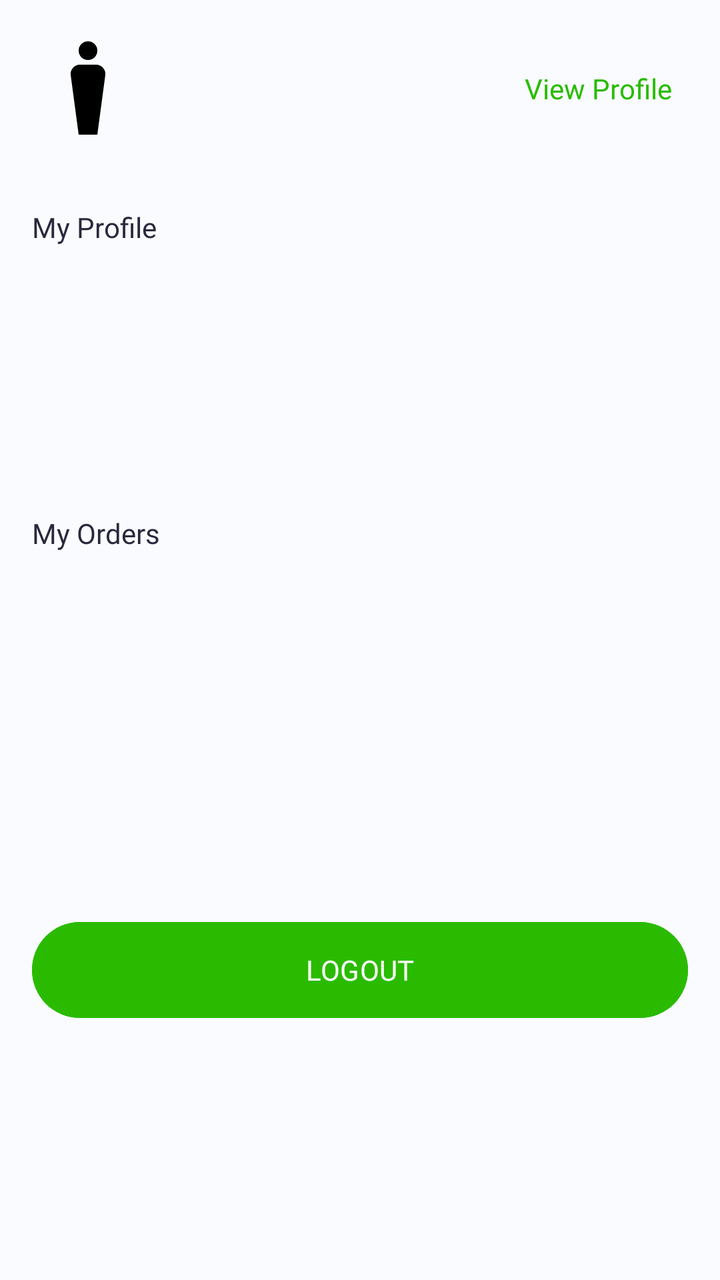
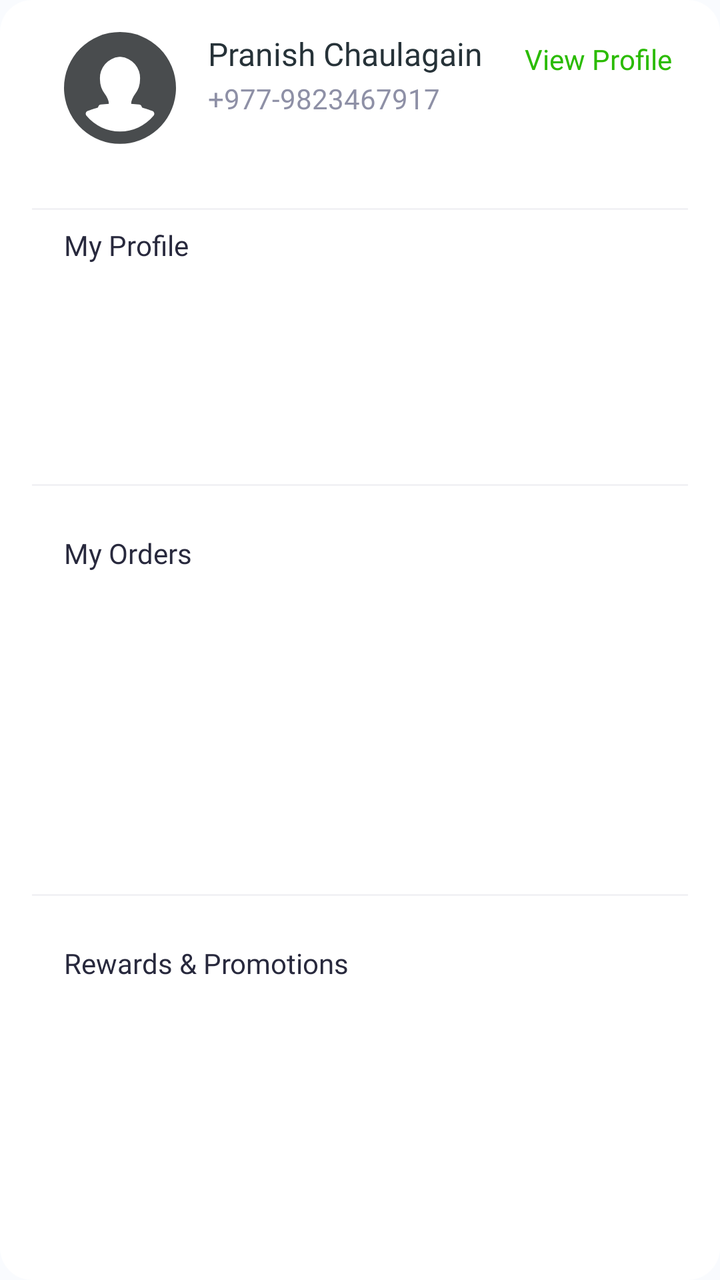

Compare the two renders of this Android layout. The source of the first and the diff that turns it into the second are given below.
<!-- AndroidManifest.xml: application theme Theme.XMLApp -->
<!-- res/layout/item_more_profile.xml -->
<?xml version="1.0" encoding="utf-8"?>
<androidx.constraintlayout.widget.ConstraintLayout xmlns:android="http://schemas.android.com/apk/res/android"
    xmlns:app="http://schemas.android.com/apk/res-auto"
    android:layout_width="match_parent"
    android:layout_height="match_parent"
    android:paddingTop="16dp">

    <FrameLayout
        android:id="@+id/profile_picture_container"
        android:layout_width="56dp"
        android:layout_height="56dp"
        android:layout_marginStart="16dp"
        app:layout_constraintStart_toStartOf="parent"
        app:layout_constraintTop_toTopOf="parent">

        <ImageView
            android:id="@+id/iv_user_image"
            android:layout_width="match_parent"
            android:layout_height="match_parent"
            android:scaleType="centerCrop"
            android:src="@drawable/ic_user" />

    </FrameLayout>

    <LinearLayout
        android:id="@+id/user_details_container"
        android:layout_width="0dp"
        android:layout_height="wrap_content"
        android:layout_marginStart="12dp"
        android:layout_marginEnd="8dp"
        android:orientation="vertical"
        app:layout_constraintBottom_toBottomOf="@id/profile_picture_container"
        app:layout_constraintEnd_toStartOf="@id/tv_view_profile"
        app:layout_constraintStart_toEndOf="@id/profile_picture_container"
        app:layout_constraintTop_toTopOf="@id/profile_picture_container">

        <TextView
            android:id="@+id/tv_username"
            android:layout_width="wrap_content"
            android:layout_height="wrap_content"
            android:fontFamily="@font/source_sans_semibold"
            android:textColor="@color/textDark"
            android:textSize="16sp" />

        <TextView
            android:id="@+id/tv_phone"
            android:layout_width="wrap_content"
            android:layout_height="wrap_content"
            android:layout_marginTop="2dp"
            android:fontFamily="@font/source_sans_regular"
            android:textColor="@color/textDark200"
            android:textSize="14sp" />

    </LinearLayout>

    <TextView
        android:id="@+id/tv_view_profile"
        android:layout_width="wrap_content"
        android:layout_height="wrap_content"
        android:layout_marginEnd="16dp"
        android:clickable="true"
        android:focusable="true"
        android:fontFamily="@font/source_sans_semibold"
        android:paddingHorizontal="8dp"
        android:paddingVertical="8dp"
        android:text="View Profile"
        android:textColor="@color/primaryGreen"
        android:textSize="14sp"
        app:layout_constraintBottom_toBottomOf="@id/profile_picture_container"
        app:layout_constraintEnd_toEndOf="parent"
        app:layout_constraintTop_toTopOf="@id/profile_picture_container" />

    <TextView
        android:id="@+id/tv_my_profile"
        android:layout_width="0dp"
        android:layout_height="wrap_content"
        android:layout_marginTop="24dp"
        android:fontFamily="@font/source_sans_semibold"
        android:paddingHorizontal="16dp"
        android:paddingVertical="8dp"
        android:text="My Profile"
        android:textColor="@color/textDark400"
        android:textSize="14sp"
        app:layout_constraintEnd_toEndOf="parent"
        app:layout_constraintStart_toStartOf="parent"
        app:layout_constraintTop_toBottomOf="@id/profile_picture_container" />

    <include
        android:id="@+id/my_products"
        layout="@layout/item_setting_row"
        android:layout_width="0dp"
        android:layout_height="wrap_content"
        app:layout_constraintEnd_toEndOf="parent"
        app:layout_constraintStart_toStartOf="parent"
        app:layout_constraintTop_toBottomOf="@id/tv_my_profile" />

    <include
        android:id="@+id/shipping_address"
        layout="@layout/item_setting_row"
        android:layout_width="0dp"
        android:layout_height="wrap_content"
        app:layout_constraintEnd_toEndOf="parent"
        app:layout_constraintStart_toStartOf="parent"
        app:layout_constraintTop_toBottomOf="@id/my_products" />

    <TextView
        android:id="@+id/tvMyOrder"
        android:layout_width="0dp"
        android:layout_height="wrap_content"
        android:layout_marginTop="16dp"
        android:fontFamily="@font/source_sans_semibold"
        android:paddingHorizontal="16dp"
        android:paddingVertical="8dp"
        android:text="My Orders"
        android:textColor="@color/textDark400"
        android:textSize="14sp"
        app:layout_constraintEnd_toEndOf="parent"
        app:layout_constraintStart_toStartOf="parent"
        app:layout_constraintTop_toBottomOf="@id/shipping_address" />

    <include
        android:id="@+id/myOrder"
        layout="@layout/item_setting_row"
        android:layout_width="0dp"
        android:layout_height="wrap_content"
        app:layout_constraintEnd_toEndOf="parent"
        app:layout_constraintStart_toStartOf="parent"
        app:layout_constraintTop_toBottomOf="@id/tvMyOrder" />

    <include
        android:id="@+id/myReturn"
        layout="@layout/item_setting_row"
        android:layout_width="0dp"
        android:layout_height="wrap_content"
        app:layout_constraintEnd_toEndOf="parent"
        app:layout_constraintStart_toStartOf="parent"
        app:layout_constraintTop_toBottomOf="@id/myOrder" />

    <include
        android:id="@+id/myCancellation"
        layout="@layout/item_setting_row"
        android:layout_width="0dp"
        android:layout_height="wrap_content"
        app:layout_constraintEnd_toEndOf="parent"
        app:layout_constraintStart_toStartOf="parent"
        app:layout_constraintTop_toBottomOf="@id/myReturn" />

    <com.google.android.material.button.MaterialButton
        android:id="@+id/btnLogout"
        android:layout_width="match_parent"
        android:layout_height="wrap_content"
        android:layout_marginHorizontal="16dp"
        android:backgroundTint="@color/primaryGreen"
        android:text="LOGOUT"
        android:fontFamily="@font/source_sans_semibold"
        android:textColor="@color/surface"

        android:layout_marginVertical="24dp"
        android:insetBottom="0dp"
        android:insetTop="0dp"
        android:insetLeft="0dp"
        android:insetRight="0dp"

        app:layout_constraintTop_toBottomOf="@id/myCancellation"
        app:layout_constraintStart_toStartOf="parent"
        app:layout_constraintEnd_toEndOf="parent" />

</androidx.constraintlayout.widget.ConstraintLayout>
<!-- res/layout/item_setting_row.xml (included above) -->
<?xml version="1.0" encoding="utf-8"?>
<androidx.constraintlayout.widget.ConstraintLayout xmlns:android="http://schemas.android.com/apk/res/android"
    android:layout_width="match_parent"
    android:layout_height="48dp"
    android:paddingVertical="16dp"
    xmlns:app="http://schemas.android.com/apk/res-auto">

    <ImageView
        android:id="@+id/ivIcon"
        android:layout_width="wrap_content"
        android:layout_height="wrap_content"
        app:layout_constraintStart_toStartOf="parent"
        app:layout_constraintTop_toTopOf="parent"
        app:layout_constraintBottom_toBottomOf="parent"
        android:layout_marginHorizontal="16dp" />

    <TextView
        android:id="@+id/tvName"
        android:layout_width="wrap_content"
        android:layout_height="wrap_content"
        android:paddingHorizontal="24dp"
        app:layout_constraintStart_toEndOf="@id/ivIcon"
        app:layout_constraintTop_toTopOf="parent"
        app:layout_constraintBottom_toBottomOf="parent"
        android:fontFamily="@font/source_sans_regular"
        android:textSize="14sp"
        android:textColor="@color/textDark400" />

    <TextView
        android:layout_width="16dp"
        android:layout_height="16dp"
        android:visibility="gone"
        android:backgroundTint="@color/primaryGreen"
        app:layout_constraintEnd_toEndOf="parent"
        app:layout_constraintTop_toTopOf="parent"
        app:layout_constraintBottom_toBottomOf="parent"
        android:layout_marginHorizontal="4dp"
        android:background="@drawable/bg_button_primary_8"
        android:textSize="8sp"
        android:textColor="@color/surface"
        android:fontFamily="@font/source_sans_regular" />

</androidx.constraintlayout.widget.ConstraintLayout>
<!-- resources referenced by this layout -->
<resources>
  <color name="primaryGreen">#2ABB00</color>
  <color name="surface">#FFFFFF</color>
  <color name="textDark">#263238</color>
  <color name="textDark200">#8E90A6</color>
  <color name="textDark400">#28293D</color>
  <!-- drawable bg_button_primary_8 (drawable) -->
  <?xml version="1.0" encoding="utf-8"?>
  <shape xmlns:android="http://schemas.android.com/apk/res/android">
      <corners android:radius="8dp"/>
      <solid android:color="@color/primaryGreen"/>
  </shape>
  <!-- drawable ic_user (drawable) -->
  <vector xmlns:android="http://schemas.android.com/apk/res/android" android:height="24dp" android:tint="#000000" android:viewportHeight="960" android:viewportWidth="960" android:width="24dp">
        
      <path android:fillColor="@android:color/white" android:pathData="M400,880L332,371Q327,335 351,307.5Q375,280 411,280L549,280Q585,280 609,307.5Q633,335 628,371L560,880L400,880ZM480,240Q447,240 423.5,216.5Q400,193 400,160Q400,127 423.5,103.5Q447,80 480,80Q513,80 536.5,103.5Q560,127 560,160Q560,193 536.5,216.5Q513,240 480,240Z"/>
      
  </vector>
  <style name="Theme.XMLApp" parent="Base.Theme.XMLApp" />
  <style name="Base.Theme.XMLApp" parent="Theme.Material3.Light.NoActionBar">
  
          <item name="colorPrimary">@color/primaryGreen</item>
          <item name="colorSecondary">@color/secondaryGreen</item>
  
          <item name="colorSurface">@color/surface</item>
          <item name="colorOnSurface">@color/textDark</item>
  
          <item name="android:windowBackground">@color/offWhiteBackground</item>
  
          
          <item name="android:statusBarColor">@color/offWhiteBackground</item>
  
          
          <item name="android:windowLightStatusBar">true</item>
  
          
          <item name="android:navigationBarColor">@color/offWhiteBackground</item>
  
          <item name="android:windowLightNavigationBar">true</item>
  
          <item name="materialAlertDialogTheme">
              @style/ThemeOverlay.XMLApp.MaterialAlertDialog
          </item>
  
      </style>
  <color name="secondaryGreen">#C6F09E</color>
  <color name="offWhiteBackground">#F9FBFE</color>
  <color name="lightGrey">#555770</color>
  <style name="MaterialAlertDialog.XMLApp" parent="MaterialAlertDialog.Material3">
  
          <item name="shapeAppearance">
              @style/ShapeAppearance.XMLApp.Dialog
          </item>
      </style>
  <style name="MaterialAlertDialog.XMLApp.Title" parent="MaterialAlertDialog.Material3.Title.Text">
  
          <item name="android:textColor">@color/primaryGreenDark</item>
      </style>
  <style name="Widget.XMLApp.DialogButton" parent="Widget.Material3.Button.TextButton.Dialog">
  
          <item name="android:textColor">@color/primaryGreenDark</item>
      </style>
  <style name="ShapeAppearance.XMLApp.Dialog" parent="ShapeAppearance.Material3.MediumComponent">
  
          <item name="cornerFamily">rounded</item>
          <item name="cornerSize">16dp</item>
      </style>
  <color name="primaryGreenDark">#1FAC00</color>
  <!-- unchanged entries left out for length: 1 -->
</resources>

<!-- the commit's change to res/layout/item_more_profile.xml (unified diff, before → after) -->
@@ -1,171 +1,218 @@
 <?xml version="1.0" encoding="utf-8"?>
-<androidx.constraintlayout.widget.ConstraintLayout xmlns:android="http://schemas.android.com/apk/res/android"
+<LinearLayout xmlns:android="http://schemas.android.com/apk/res/android"
     xmlns:app="http://schemas.android.com/apk/res-auto"
     android:layout_width="match_parent"
-    android:layout_height="match_parent"
-    android:paddingTop="16dp">
-
-    <FrameLayout
-        android:id="@+id/profile_picture_container"
-        android:layout_width="56dp"
-        android:layout_height="56dp"
-        android:layout_marginStart="16dp"
-        app:layout_constraintStart_toStartOf="parent"
-        app:layout_constraintTop_toTopOf="parent">
-
-        <ImageView
-            android:id="@+id/iv_user_image"
-            android:layout_width="match_parent"
-            android:layout_height="match_parent"
-            android:scaleType="centerCrop"
-            android:src="@drawable/ic_user" />
-
-    </FrameLayout>
+    android:layout_height="wrap_content"
+    android:background="@drawable/bg_surface_16"
+    android:orientation="vertical"
+    android:paddingHorizontal="16dp"
+    android:paddingVertical="16dp">
+
+    <androidx.constraintlayout.widget.ConstraintLayout
+        android:layout_width="match_parent"
+        android:layout_height="wrap_content">
+
+        <FrameLayout
+            android:id="@+id/profile_picture_container"
+            android:layout_width="56dp"
+            android:layout_height="56dp"
+            android:layout_marginStart="16dp"
+            app:layout_constraintStart_toStartOf="parent"
+            app:layout_constraintTop_toTopOf="parent">
+
+            <ImageView
+                android:id="@+id/iv_user_image"
+                android:layout_width="match_parent"
+                android:layout_height="match_parent"
+                android:scaleType="centerCrop"
+                android:src="@drawable/profile_default" />
+
+        </FrameLayout>
+
+        <LinearLayout
+            android:id="@+id/user_details_container"
+            android:layout_width="0dp"
+            android:layout_height="wrap_content"
+            android:layout_marginStart="16dp"
+            android:layout_marginEnd="8dp"
+            android:orientation="vertical"
+            app:layout_constraintEnd_toStartOf="@id/tv_view_profile"
+            app:layout_constraintStart_toEndOf="@id/profile_picture_container"
+            app:layout_constraintTop_toTopOf="@id/profile_picture_container">
+
+            <TextView
+                android:id="@+id/tv_username"
+                android:layout_width="match_parent"
+                android:layout_height="wrap_content"
+                android:ellipsize="end"
+                android:fontFamily="@font/source_sans_semibold"
+                android:includeFontPadding="true"
+                android:text="Pranish Chaulagain"
+                android:textColor="@color/textDark"
+                android:textSize="16sp" />
+
+            <TextView
+                android:id="@+id/tv_phone"
+                android:layout_width="wrap_content"
+                android:layout_height="wrap_content"
+                android:layout_marginTop="2dp"
+                android:fontFamily="@font/source_sans_regular"
+                android:text="+977-9823467917"
+                android:textColor="@color/textDark200"
+                android:textSize="14sp" />
+
+        </LinearLayout>
+
+        <TextView
+            android:id="@+id/tv_view_profile"
+            android:layout_width="wrap_content"
+            android:layout_height="wrap_content"
+            android:clickable="true"
+            android:focusable="true"
+            android:fontFamily="@font/source_sans_semibold"
+            android:paddingHorizontal="8dp"
+            android:paddingVertical="4dp"
+            android:text="View Profile"
+            android:textColor="@color/primaryGreen"
+            android:textSize="14sp"
+            app:layout_constraintEnd_toEndOf="parent"
+            app:layout_constraintTop_toTopOf="parent" />
+
+    </androidx.constraintlayout.widget.ConstraintLayout>
 
     <LinearLayout
-        android:id="@+id/user_details_container"
-        android:layout_width="0dp"
-        android:layout_height="wrap_content"
-        android:layout_marginStart="12dp"
-        android:layout_marginEnd="8dp"
-        android:orientation="vertical"
-        app:layout_constraintBottom_toBottomOf="@id/profile_picture_container"
-        app:layout_constraintEnd_toStartOf="@id/tv_view_profile"
-        app:layout_constraintStart_toEndOf="@id/profile_picture_container"
-        app:layout_constraintTop_toTopOf="@id/profile_picture_container">
-
-        <TextView
-            android:id="@+id/tv_username"
-            android:layout_width="wrap_content"
-            android:layout_height="wrap_content"
-            android:fontFamily="@font/source_sans_semibold"
-            android:textColor="@color/textDark"
-            android:textSize="16sp" />
-
-        <TextView
-            android:id="@+id/tv_phone"
-            android:layout_width="wrap_content"
-            android:layout_height="wrap_content"
-            android:layout_marginTop="2dp"
-            android:fontFamily="@font/source_sans_regular"
-            android:textColor="@color/textDark200"
-            android:textSize="14sp" />
-
-    </LinearLayout>
-
-    <TextView
-        android:id="@+id/tv_view_profile"
-        android:layout_width="wrap_content"
-        android:layout_height="wrap_content"
-        android:layout_marginEnd="16dp"
-        android:clickable="true"
-        android:focusable="true"
-        android:fontFamily="@font/source_sans_semibold"
-        android:paddingHorizontal="8dp"
-        android:paddingVertical="8dp"
-        android:text="View Profile"
-        android:textColor="@color/primaryGreen"
-        android:textSize="14sp"
-        app:layout_constraintBottom_toBottomOf="@id/profile_picture_container"
-        app:layout_constraintEnd_toEndOf="parent"
-        app:layout_constraintTop_toTopOf="@id/profile_picture_container" />
-
-    <TextView
-        android:id="@+id/tv_my_profile"
-        android:layout_width="0dp"
+        android:layout_width="match_parent"
         android:layout_height="wrap_content"
         android:layout_marginTop="24dp"
-        android:fontFamily="@font/source_sans_semibold"
-        android:paddingHorizontal="16dp"
-        android:paddingVertical="8dp"
-        android:text="My Profile"
-        android:textColor="@color/textDark400"
-        android:textSize="14sp"
-        app:layout_constraintEnd_toEndOf="parent"
-        app:layout_constraintStart_toStartOf="parent"
-        app:layout_constraintTop_toBottomOf="@id/profile_picture_container" />
-
-    <include
-        android:id="@+id/my_products"
-        layout="@layout/item_setting_row"
-        android:layout_width="0dp"
-        android:layout_height="wrap_content"
-        app:layout_constraintEnd_toEndOf="parent"
-        app:layout_constraintStart_toStartOf="parent"
-        app:layout_constraintTop_toBottomOf="@id/tv_my_profile" />
-
-    <include
-        android:id="@+id/shipping_address"
-        layout="@layout/item_setting_row"
-        android:layout_width="0dp"
-        android:layout_height="wrap_content"
-        app:layout_constraintEnd_toEndOf="parent"
-        app:layout_constraintStart_toStartOf="parent"
-        app:layout_constraintTop_toBottomOf="@id/my_products" />
-
-    <TextView
-        android:id="@+id/tvMyOrder"
-        android:layout_width="0dp"
-        android:layout_height="wrap_content"
-        android:layout_marginTop="16dp"
-        android:fontFamily="@font/source_sans_semibold"
-        android:paddingHorizontal="16dp"
-        android:paddingVertical="8dp"
-        android:text="My Orders"
-        android:textColor="@color/textDark400"
-        android:textSize="14sp"
-        app:layout_constraintEnd_toEndOf="parent"
-        app:layout_constraintStart_toStartOf="parent"
-        app:layout_constraintTop_toBottomOf="@id/shipping_address" />
-
-    <include
-        android:id="@+id/myOrder"
-        layout="@layout/item_setting_row"
-        android:layout_width="0dp"
-        android:layout_height="wrap_content"
-        app:layout_constraintEnd_toEndOf="parent"
-        app:layout_constraintStart_toStartOf="parent"
-        app:layout_constraintTop_toBottomOf="@id/tvMyOrder" />
-
-    <include
-        android:id="@+id/myReturn"
-        layout="@layout/item_setting_row"
-        android:layout_width="0dp"
-        android:layout_height="wrap_content"
-        app:layout_constraintEnd_toEndOf="parent"
-        app:layout_constraintStart_toStartOf="parent"
-        app:layout_constraintTop_toBottomOf="@id/myOrder" />
-
-    <include
-        android:id="@+id/myCancellation"
-        layout="@layout/item_setting_row"
-        android:layout_width="0dp"
-        android:layout_height="wrap_content"
-        app:layout_constraintEnd_toEndOf="parent"
-        app:layout_constraintStart_toStartOf="parent"
-        app:layout_constraintTop_toBottomOf="@id/myReturn" />
-
-    <com.google.android.material.button.MaterialButton
-        android:id="@+id/btnLogout"
-        android:layout_width="match_parent"
-        android:layout_height="wrap_content"
-        android:layout_marginHorizontal="16dp"
-        android:backgroundTint="@color/primaryGreen"
-        android:text="LOGOUT"
-        android:fontFamily="@font/source_sans_semibold"
-        android:textColor="@color/surface"
-
-        android:layout_marginVertical="24dp"
-        android:insetBottom="0dp"
-        android:insetTop="0dp"
-        android:insetLeft="0dp"
-        android:insetRight="0dp"
-
-        app:layout_constraintTop_toBottomOf="@id/myCancellation"
-        app:layout_constraintStart_toStartOf="parent"
-        app:layout_constraintEnd_toEndOf="parent" />
-
-</androidx.constraintlayout.widget.ConstraintLayout>
+        android:orientation="vertical">
+
+        <View
+            android:layout_width="match_parent"
+            android:layout_height="1dp"
+            android:layout_marginVertical="8dp"
+            android:background="@color/textLight300" />
+
+        <TextView
+            android:id="@+id/tv_my_profile"
+            android:layout_width="match_parent"
+            android:layout_height="wrap_content"
+            android:fontFamily="@font/source_sans_semibold"
+            android:paddingHorizontal="16dp"
+            android:text="My Profile"
+            android:textColor="@color/textDark400"
+            android:textSize="14sp" />
+
+        <include
+            android:id="@+id/my_products"
+            layout="@layout/item_setting_row"
+            android:layout_width="match_parent"
+            android:layout_height="wrap_content" />
+
+        <include
+            android:id="@+id/shipping_address"
+            layout="@layout/item_setting_row"
+            android:layout_width="match_parent"
+            android:layout_height="wrap_content" />
+
+
+        <View
+            android:layout_width="match_parent"
+            android:layout_height="1dp"
+            android:layout_marginVertical="8dp"
+            android:background="@color/textLight300" />
+
+        <TextView
+            android:id="@+id/tvMyOrder"
+            android:layout_width="match_parent"
+            android:layout_height="wrap_content"
+            android:layout_marginTop="16dp"
+            android:fontFamily="@font/source_sans_semibold"
+            android:paddingHorizontal="16dp"
+            android:text="My Orders"
+            android:textColor="@color/textDark400"
+            android:textSize="14sp" />
+
+        <include
+            android:id="@+id/myOrder"
+            layout="@layout/item_setting_row"
+            android:layout_width="match_parent"
+            android:layout_height="wrap_content" />
+
+        <include
+            android:id="@+id/myReturn"
+            layout="@layout/item_setting_row"
+            android:layout_width="match_parent"
+            android:layout_height="wrap_content" />
+
+        <include
+            android:id="@+id/myCancellation"
+            layout="@layout/item_setting_row"
+            android:layout_width="match_parent"
+            android:layout_height="wrap_content" />
+
+
+        <View
+            android:layout_width="match_parent"
+            android:layout_height="1dp"
+            android:layout_marginVertical="8dp"
+            android:background="@color/textLight300" />
+
+        <TextView
+            android:id="@+id/tvRewardsAndPromotion"
+            android:layout_width="match_parent"
+            android:layout_height="wrap_content"
+            android:layout_marginTop="16dp"
+            android:fontFamily="@font/source_sans_semibold"
+            android:paddingHorizontal="16dp"
+            android:text="Rewards &amp; Promotions"
+            android:textColor="@color/textDark400"
+            android:textSize="14sp" />
+
+        <include
+            android:id="@+id/myRewardsAndPoints"
+            layout="@layout/item_setting_row"
+            android:layout_width="match_parent"
+            android:layout_height="wrap_content" />
+
+        <include
+            android:id="@+id/myApplyPromocode"
+            layout="@layout/item_setting_row"
+            android:layout_width="match_parent"
+            android:layout_height="wrap_content" />
+
+
+        <include
+            android:id="@+id/myDailyDayBonus"
+            layout="@layout/item_setting_row"
+            android:layout_width="match_parent"
+            android:layout_height="wrap_content" />
+
+
+        <View
+            android:layout_width="match_parent"
+            android:layout_height="1dp"
+            android:layout_marginVertical="8dp"
+            android:background="@color/textLight300" />
+
+        <com.google.android.material.button.MaterialButton
+            android:id="@+id/btnLogout"
+            android:layout_width="match_parent"
+            android:layout_height="wrap_content"
+            android:layout_marginHorizontal="16dp"
+            android:layout_marginTop="24dp"
+            android:layout_marginBottom="24dp"
+            android:backgroundTint="@color/primaryGreen"
+            android:fontFamily="@font/source_sans_semibold"
+            android:insetLeft="0dp"
+            android:insetTop="0dp"
+            android:insetRight="0dp"
+            android:insetBottom="0dp"
+            android:text="LOGOUT"
+            android:textColor="@color/surface" />
+
+    </LinearLayout>
+
+</LinearLayout>
 <!-- res/layout/item_setting_row.xml (included above) -->
 <?xml version="1.0" encoding="utf-8"?>
 <androidx.constraintlayout.widget.ConstraintLayout xmlns:android="http://schemas.android.com/apk/res/android"
<!-- resource entries referenced after the edit -->
@@ -5,17 +5,33 @@
   <color name="textDark">#263238</color>
   <color name="textDark200">#8E90A6</color>
   <color name="textDark400">#28293D</color>
+  <color name="textLight300">#F2F2F5</color>
   <!-- drawable bg_button_primary_8 (drawable) -->
   <?xml version="1.0" encoding="utf-8"?>
   <shape xmlns:android="http://schemas.android.com/apk/res/android">
-      <corners android:radius="8dp"/>
+      <corners android:radius="16dp"/>
       <solid android:color="@color/primaryGreen"/>
   </shape>
-  <!-- drawable ic_user (drawable) -->
-  <vector xmlns:android="http://schemas.android.com/apk/res/android" android:height="24dp" android:tint="#000000" android:viewportHeight="960" android:viewportWidth="960" android:width="24dp">
-        
-      <path android:fillColor="@android:color/white" android:pathData="M400,880L332,371Q327,335 351,307.5Q375,280 411,280L549,280Q585,280 609,307.5Q633,335 628,371L560,880L400,880ZM480,240Q447,240 423.5,216.5Q400,193 400,160Q400,127 423.5,103.5Q447,80 480,80Q513,80 536.5,103.5Q560,127 560,160Q560,193 536.5,216.5Q513,240 480,240Z"/>
-      
+  <!-- drawable bg_surface_16 (drawable) -->
+  <?xml version="1.0" encoding="utf-8"?>
+  <shape xmlns:android="http://schemas.android.com/apk/res/android">
+      <corners
+          android:bottomLeftRadius="16dp"
+          android:bottomRightRadius="16dp"
+          android:topLeftRadius="16dp"
+          android:topRightRadius="16dp"
+          />
+      <solid android:color="@color/surface"/>
+  </shape>
+  <!-- drawable profile_default (drawable) -->
+  <vector xmlns:android="http://schemas.android.com/apk/res/android"
+      android:width="800dp"
+      android:height="800dp"
+      android:viewportWidth="18"
+      android:viewportHeight="18">
+    <path
+        android:pathData="M9,0a9,9 0,0 0,-9 9,8.654 8.654,0 0,0 0.05,0.92 9,9 0,0 0,17.9 0A8.654,8.654 0,0 0,18 9a9,9 0,0 0,-9 -9zM14.42,13.42c-0.01,0 -0.06,0.08 -0.07,0.08a6.975,6.975 0,0 1,-10.7 0c-0.01,0 -0.06,-0.08 -0.07,-0.08a0.512,0.512 0,0 1,-0.09 -0.27,0.522 0.522,0 0,1 0.34,-0.48c0.74,-0.25 1.45,-0.49 1.65,-0.54a0.16,0.16 0,0 1,0.03 -0.13,0.49 0.49,0 0,1 0.43,-0.36l1.27,-0.1a2.077,2.077 0,0 0,-0.19 -0.79v-0.01a2.814,2.814 0,0 0,-0.45 -0.78,3.83 3.83,0 0,1 -0.79,-2.38A3.38,3.38 0,0 1,8.88 4h0.24a3.38,3.38 0,0 1,3.1 3.58,3.83 3.83,0 0,1 -0.79,2.38 2.814,2.814 0,0 0,-0.45 0.78v0.01a2.077,2.077 0,0 0,-0.19 0.79l1.27,0.1a0.49,0.49 0,0 1,0.43 0.36,0.16 0.16,0 0,1 0.03,0.13c0.2,0.05 0.91,0.29 1.65,0.54a0.49,0.49 0,0 1,0.25 0.75z"
+        android:fillColor="#494c4e"/>
   </vector>
   <style name="Theme.XMLApp" parent="Base.Theme.XMLApp" />
   <style name="Base.Theme.XMLApp" parent="Theme.Material3.Light.NoActionBar">
